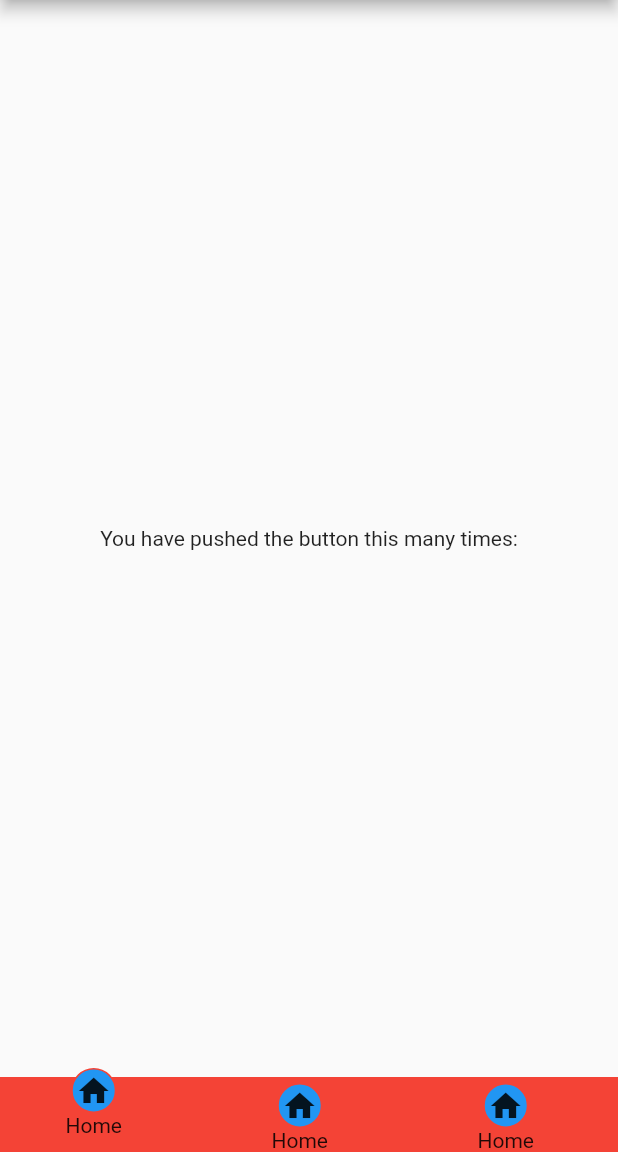
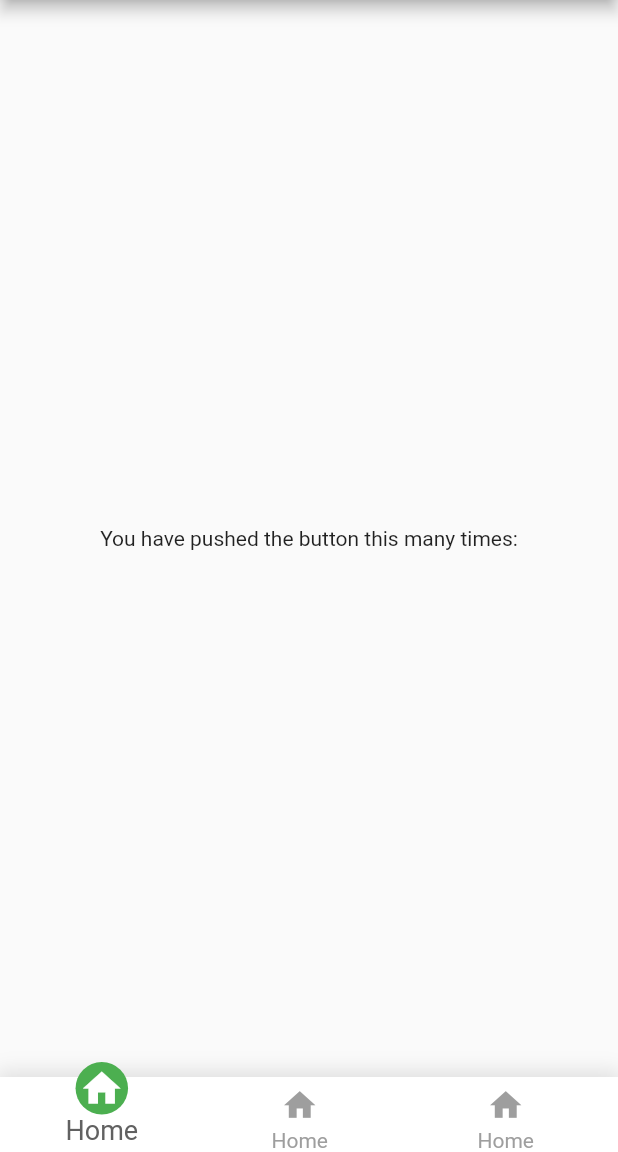
Before and after one commit to renanzdm/bottom_app_bar_custom, a Flutter app: the screen it shows after launch, on a phone screen of 412 x 824 dp, the part 84-1236 px from its top. Run offline on Flutter 3.47's test engine with Material 2 defaults, Android fonts, the phone set to English and light mode, and no system bars.

Commit message:
altered sizes

```diff
--- a/lib/bottom_app_bar_custom.dart
+++ b/lib/bottom_app_bar_custom.dart
@@ -1,9 +1,21 @@
 import 'package:flutter/material.dart';
 
 class BottomNavBar extends StatefulWidget {
-  const BottomNavBar({this.items, this.onTap});
+  const BottomNavBar(
+      {this.items,
+      this.onTap,
+      this.backgroundColor,
+      this.selectedColor,
+      this.unselectedColor,
+      this.iconColorSelected,
+      this.iconColorUnselected});
+
   final List<ItemModel> items;
-
+  final Color backgroundColor;
+  final Color selectedColor;
+  final Color unselectedColor;
+  final Color iconColorSelected;
+  final Color iconColorUnselected;
   final Function(int) onTap;
 
   @override
@@ -22,7 +34,6 @@ class _BottomNavBarState extends State<BottomNavBar> {
 
   Widget _buildTabItem(
       {int index, ItemModel itemModel, ValueChanged<int> onPressed}) {
-    double bottom = selectedIndex == index ? 10 : 0;
     return Container(
       alignment: Alignment.center,
       //color: Colors.green,
@@ -31,8 +42,9 @@ class _BottomNavBarState extends State<BottomNavBar> {
         overflow: Overflow.visible,
         children: [
           AnimatedPositioned(
-            duration: const Duration(milliseconds: 300),
-            bottom: bottom,
+            duration: const Duration(milliseconds: 600),
+            curve: Curves.bounceOut,
+            bottom: selectedIndex == index ? 4 : 0,
             child: InkWell(
               onTap: () {
                 onPressed(index);
@@ -43,16 +55,29 @@ class _BottomNavBarState extends State<BottomNavBar> {
                 children: [
                   Container(
                     decoration: BoxDecoration(
-                      border:
-                          Border.fromBorderSide(BorderSide(color: Colors.red)),
-                      color: Colors.blue,
+                      color: selectedIndex == index
+                          ? widget.selectedColor
+                          : widget.backgroundColor,
                       shape: BoxShape.circle,
                     ),
-                    height: 30,
-                    width: 30,
-                    child: Icon(itemModel.icon),
+                    height: selectedIndex == index ? 35 :30,
+                    width:  selectedIndex == index ? 35 :30,
+                    child: Icon(
+                      itemModel.icon,
+                      color: selectedIndex == index
+                          ? widget.iconColorSelected
+                          : widget.iconColorUnselected,
+                      size: selectedIndex == index ? 30 : 25,
+                    ),
                   ),
-                  Text(itemModel.label),
+                  Text(
+                    itemModel.label,
+                    style: TextStyle(
+                        color: selectedIndex == index
+                            ? Colors.grey[700]
+                            : widget.iconColorUnselected,
+                        fontSize: selectedIndex == index ? 18 : 14),
+                  ),
                 ],
               ),
             ),
@@ -74,8 +99,14 @@ class _BottomNavBarState extends State<BottomNavBar> {
       );
     });
     return Container(
+      decoration: BoxDecoration(color: widget.backgroundColor, boxShadow: [
+        BoxShadow(
+            color: Colors.grey[300],
+            offset: Offset(0.0, -2.0),
+            blurRadius: 10,
+            spreadRadius: 2),
+      ]),
       height: 50,
-      color: Colors.red,
       child: Row(
         mainAxisAlignment: MainAxisAlignment.spaceAround,
         children: list,
@@ -87,6 +118,7 @@ class _BottomNavBarState extends State<BottomNavBar> {
 class ItemModel {
   final IconData icon;
   final String label;
+
   ItemModel({
     this.icon,
     this.label,
--- a/lib/home.dart
+++ b/lib/home.dart
@@ -17,6 +17,11 @@ class _MyHomePageState extends State<MyHomePage> {
     return Scaffold(
       bottomNavigationBar: BottomNavBar(
         onTap: (index) {},
+        backgroundColor: Colors.white,
+        selectedColor: Colors.green,
+        unselectedColor: Colors.grey[200],
+        iconColorSelected: Colors.white,
+        iconColorUnselected: Colors.grey.shade500,
         items: [
           ItemModel(icon: Icons.home, label: 'Home'),
           ItemModel(icon: Icons.home, label: 'Home'),
```
